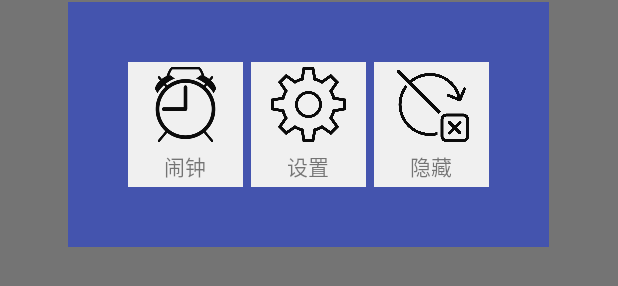
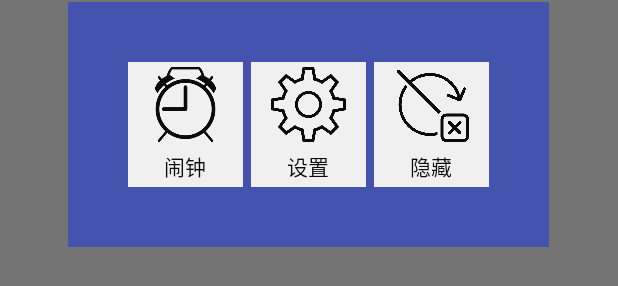
Before and after one commit to youzeFix/Desktopet, an Android app: the layout pet_window_big.xml on its own in the app's theme, with its tools: preview values and no code run, on a phone screen of 412 x 824 dp. Shown: the part 493-779 px from the top of the screen. Run offline under Robolectric (Android 15) with nearby library versions, the phone set to English and light mode, and no system bars.

Commit message:
Update pet_window_big.xml
添加textview字体颜色

```diff
--- a/app/src/main/res/layout/pet_window_big.xml
+++ b/app/src/main/res/layout/pet_window_big.xml
@@ -34,6 +34,7 @@
                 android:layout_height="wrap_content"
                 android:layout_gravity="center"
                 android:layout_marginTop="5dp"
+                android:textColor="#000000"
                 android:text="闹钟" />
         </LinearLayout>
 
@@ -57,6 +58,7 @@
                 android:layout_height="wrap_content"
                 android:layout_gravity="center"
                 android:layout_marginTop="5dp"
+                android:textColor="#000000"
                 android:text="设置" />
         </LinearLayout>
 
@@ -80,6 +82,7 @@
                 android:layout_height="wrap_content"
                 android:layout_gravity="center"
                 android:layout_marginTop="5dp"
+                android:textColor="#000000"
                 android:text="隐藏" />
         </LinearLayout>
 
```
